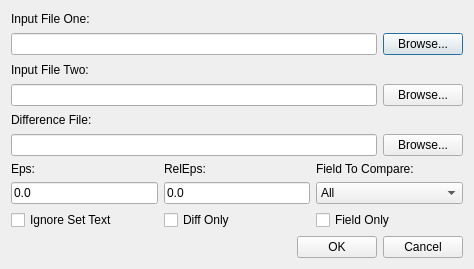
First picture: the form in src/gdxdiffdialog/gdxdiffdialog.ui, repository GAMS-dev/studio, before the edit.
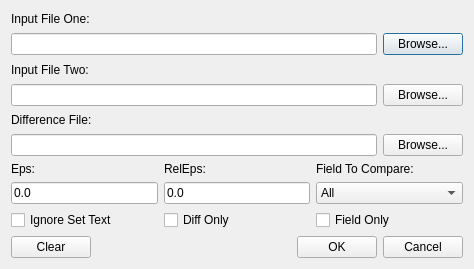
Second picture: the form after the edit.

Commit message: Store input in gdxdiff dialog and add clear button

What changed in the file:
```diff
--- a/src/gdxdiffdialog/gdxdiffdialog.ui
+++ b/src/gdxdiffdialog/gdxdiffdialog.ui
@@ -247,6 +247,16 @@
    </item>
    <item>
     <layout class="QHBoxLayout" name="horizontalLayout_4">
+     <item>
+      <widget class="QPushButton" name="pbClear">
+       <property name="toolTip">
+        <string>&lt;html&gt;&lt;head/&gt;&lt;body&gt;&lt;p&gt;Clear all input fields.&lt;/p&gt;&lt;/body&gt;&lt;/html&gt;</string>
+       </property>
+       <property name="text">
+        <string>Clear</string>
+       </property>
+      </widget>
+     </item>
      <item>
       <spacer name="horizontalSpacer">
        <property name="orientation">
```
The commit also changes 4 other files.
